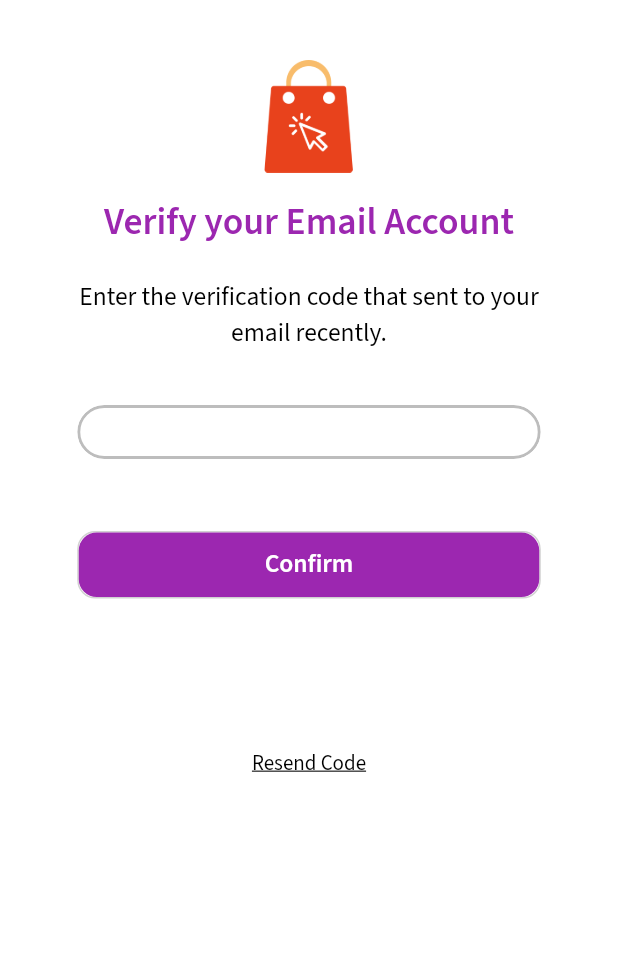
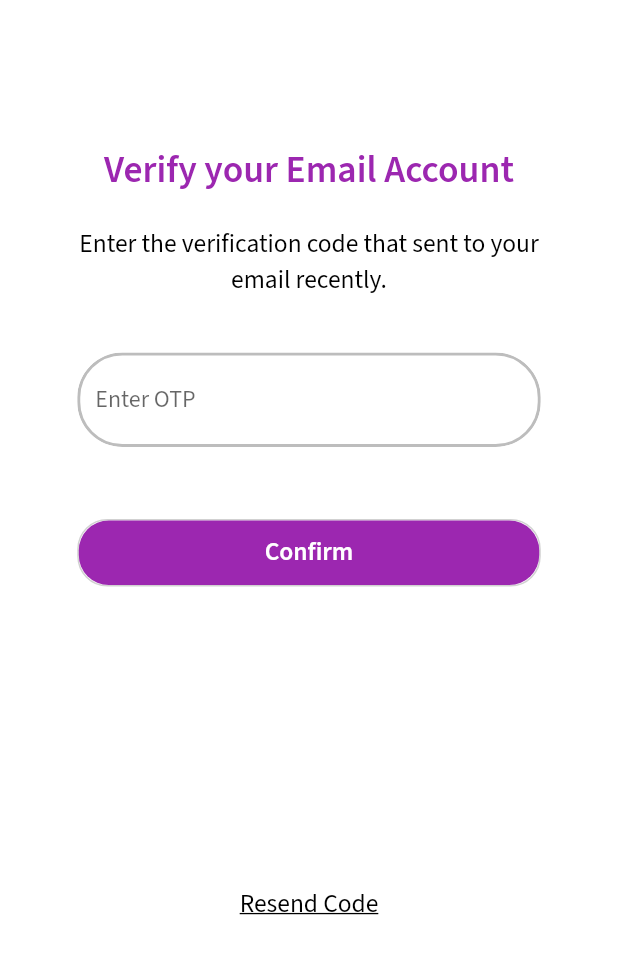
Before and after one commit to aslambt/gaadipart, a Flutter app: the Otp screen opened directly, on a phone screen of 412 x 824 dp. Shown: the top 954 px of the screen. Run offline on Flutter 3.47's test engine with Material 2 defaults, Android fonts, the phone set to English and light mode, and no system bars; our stand-ins replace carousel_slider, dropdown_search, expandable, flutter_chat_bubble, flutter_countdown_timer, flutter_html and 12 more; missing offline and left inert: flutter_facebook_login, shared_value; network calls fail; project files that could hold a hidden picture were left out.

Commit message:
19/5/2022 --

```diff
--- a/lib/screens/otp.dart
+++ b/lib/screens/otp.dart
@@ -66,7 +66,7 @@ class _OtpState extends State<Otp> {
 
     if (confirmCodeResponse.result == false) {
       ToastComponent.showDialog(confirmCodeResponse.message, context,
-          gravity: Toast.CENTER, duration: Toast.LENGTH_LONG);
+          gravity: Toast.BOTTOM, duration: Toast.LENGTH_LONG);
     } else {
       ToastComponent.showDialog(confirmCodeResponse.message, context,
           gravity: Toast.CENTER, duration: Toast.LENGTH_LONG);
@@ -83,6 +83,8 @@ class _OtpState extends State<Otp> {
     String _verify_by = widget.verify_by; //phone or email
     final _screen_height = MediaQuery.of(context).size.height;
     final _screen_width = MediaQuery.of(context).size.width;
+    Size size = MediaQuery.of(context).size;
+
     return Scaffold(
       backgroundColor: Colors.white,
       body: Stack(
@@ -101,10 +103,10 @@ class _OtpState extends State<Otp> {
                 Padding(
                   padding: const EdgeInsets.only(top: 40.0, bottom: 15),
                   child: Container(
-                    width: 75,
-                    height: 75,
-                    child:
-                        Image.asset('assets/login_registration_form_logo.png'),
+                    width: 40,
+                    height: 40,
+                    // child:
+                    //     Image.asset('assets/login_registration_form_logo.png'),
                   ),
                 ),
                 Padding(
@@ -148,21 +150,27 @@ class _OtpState extends State<Otp> {
                           crossAxisAlignment: CrossAxisAlignment.end,
                           children: [
                             Container(
-                              height: 36,
+                              width: size.width * 0.8,
                               child: ClipRRect(
                                 borderRadius: BorderRadius.circular(30.0),
                                 child: TextFormField(
                                   controller: _verificationCodeController,
                                   autofocus: false,
+                                  obscureText: true,
+                                  enableSuggestions: false,
+                                  autocorrect: false,
+                                  // autofocus: false,
                                   decoration: InputDecoration(
                                     enabledBorder: OutlineInputBorder(
                                       borderSide:
                                       const BorderSide(color: Colors.black26, width: 2),
                                       borderRadius: BorderRadius.circular(30),
                                     ),
+                                    hintText: "Enter OTP ",
+                                   ),
                                   ),
                                 ),
-                              ),
+
                             ),
                           ],
                         ),
@@ -175,14 +183,14 @@ class _OtpState extends State<Otp> {
                               border: Border.all(
                                   color: MyTheme.textfield_grey, width: 1),
                               borderRadius: const BorderRadius.all(
-                                  Radius.circular(12.0))),
+                                  Radius.circular(20.0))),
                           child: FlatButton(
                             minWidth: MediaQuery.of(context).size.width,
                             //height: 50,
                             color: MyTheme.accent_color,
                             shape: RoundedRectangleBorder(
                                 borderRadius: const BorderRadius.all(
-                                    Radius.circular(12.0))),
+                                    Radius.circular(20.0))),
                             child: Text(
                               "Confirm",
                               style: TextStyle(
@@ -200,7 +208,7 @@ class _OtpState extends State<Otp> {
                   ),
                 ),
                 Padding(
-                  padding: const EdgeInsets.only(top: 100),
+                  padding: const EdgeInsets.only(top: 200),
                   child: InkWell(
                     onTap: (){
                       onTapResend();
@@ -210,7 +218,7 @@ class _OtpState extends State<Otp> {
                         style: TextStyle(
                             color: MyTheme.font_color,
                             decoration: TextDecoration.underline,
-                            fontSize: 14)),
+                            fontSize: 17)),
                   ),
                 ),
               ],
--- a/lib/screens/password_forget.dart
+++ b/lib/screens/password_forget.dart
@@ -153,7 +153,7 @@ class _PasswordForgetState extends State<PasswordForget> {
                                     controller: _emailController,
                                     autofocus: false,
                                     decoration: InputDecoration(
-                                      hintText: "Email",
+                                      hintText: "Enter email",
                                       prefixIcon: Icon(Icons.email,color: Colors.blueGrey),
                                     ),
                                   ),
--- a/lib/screens/profile_edit.dart
+++ b/lib/screens/profile_edit.dart
@@ -231,7 +231,7 @@ class _ProfileEditState extends State<ProfileEdit> {
                     clipBehavior: Clip.hardEdge,
                     borderRadius: BorderRadius.all(Radius.circular(100.0)),
                     child: FadeInImage.assetNetwork(
-                      placeholder: 'assets/no-profile-picture1.jpg',
+                      placeholder: 'assets/no_user.png',
                       image: AppConfig.BASE_PATH + "${avatar_original.value}",
                       fit: BoxFit.fill,
                     )),
@@ -247,7 +247,7 @@ class _ProfileEditState extends State<ProfileEdit> {
                     child: Icon(
                       Icons.edit,
                       color: MyTheme.font_grey,
-                      size: 14,
+                      size: 16,
                     ),
                     shape: CircleBorder(
                       side:
--- a/lib/screens/registration.dart
+++ b/lib/screens/registration.dart
@@ -346,7 +346,7 @@ class _RegistrationState extends State<Registration> {
                                   // autofocus: false,
                                   decoration: InputDecoration(
                                     hintText: "Password",
-                                    prefixIcon: Icon(Icons.lock,color: Colors.blueGrey),
+                                    prefixIcon: Icon(Icons.lock,color: Colors.blueGrey)
                                   ),
                                 ),
                               ),
--- a/lib/screens/splash.dart
+++ b/lib/screens/splash.dart
@@ -54,7 +54,7 @@ class _SplashState extends State<Splash> {
   Widget build(BuildContext context) {
     return CustomSplashScreen(
       //comment this
-      seconds: 3,
+      seconds: 4,
 
       //comment this
       navigateAfterSeconds: Main(),
```
Also changed, not shown: lib/screens/login.dart (+10 -1 lines), lib/screens/password_otp.dart (+10 -0 lines), lib/screens/profile.dart (+4 -3 lines), assets/no_user.png (added).
